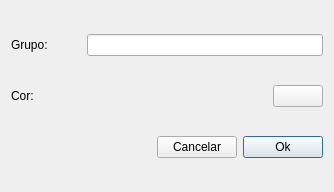
The window that uis/addRuleSetForm.ui (dsgoficial/SAP_Gerente) describes before a commit, drawn with Qt 5.
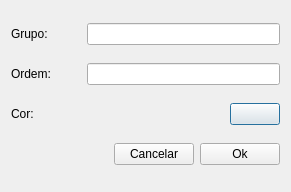
The same window after the commit.

```diff
--- a/uis/addRuleSetForm.ui
+++ b/uis/addRuleSetForm.ui
@@ -6,7 +6,7 @@
    <rect>
     <x>0</x>
     <y>0</y>
-    <width>334</width>
+    <width>291</width>
     <height>192</height>
    </rect>
   </property>
@@ -14,13 +14,6 @@
    <string>Adicionar Grupo</string>
   </property>
   <layout class="QGridLayout" name="gridLayout">
-   <item row="2" column="2">
-    <widget class="QPushButton" name="okBtn">
-     <property name="text">
-      <string>Ok</string>
-     </property>
-    </widget>
-   </item>
    <item row="0" column="0" colspan="3">
     <layout class="QHBoxLayout" name="horizontalLayout">
      <item>
@@ -47,20 +40,33 @@
      </item>
     </layout>
    </item>
-   <item row="2" column="0">
-    <spacer name="horizontalSpacer">
-     <property name="orientation">
-      <enum>Qt::Horizontal</enum>
-     </property>
-     <property name="sizeHint" stdset="0">
-      <size>
-       <width>222</width>
-       <height>20</height>
-      </size>
-     </property>
-    </spacer>
-   </item>
    <item row="1" column="0" colspan="3">
+    <layout class="QHBoxLayout" name="horizontalLayout_3">
+     <item>
+      <widget class="QLabel" name="label_3">
+       <property name="sizePolicy">
+        <sizepolicy hsizetype="Minimum" vsizetype="Preferred">
+         <horstretch>0</horstretch>
+         <verstretch>0</verstretch>
+        </sizepolicy>
+       </property>
+       <property name="minimumSize">
+        <size>
+         <width>70</width>
+         <height>0</height>
+        </size>
+       </property>
+       <property name="text">
+        <string>Ordem:</string>
+       </property>
+      </widget>
+     </item>
+     <item>
+      <widget class="QLineEdit" name="orderLe"/>
+     </item>
+    </layout>
+   </item>
+   <item row="2" column="0" colspan="3">
     <layout class="QHBoxLayout" name="horizontalLayout_2">
      <item>
       <widget class="QLabel" name="label_2">
@@ -108,13 +114,33 @@
      </item>
     </layout>
    </item>
-   <item row="2" column="1">
+   <item row="3" column="0">
+    <spacer name="horizontalSpacer">
+     <property name="orientation">
+      <enum>Qt::Horizontal</enum>
+     </property>
+     <property name="sizeHint" stdset="0">
+      <size>
+       <width>222</width>
+       <height>20</height>
+      </size>
+     </property>
+    </spacer>
+   </item>
+   <item row="3" column="1">
     <widget class="QPushButton" name="cancelBtn">
      <property name="text">
       <string>Cancelar</string>
      </property>
     </widget>
    </item>
+   <item row="3" column="2">
+    <widget class="QPushButton" name="okBtn">
+     <property name="text">
+      <string>Ok</string>
+     </property>
+    </widget>
+   </item>
   </layout>
  </widget>
  <resources/>
```
